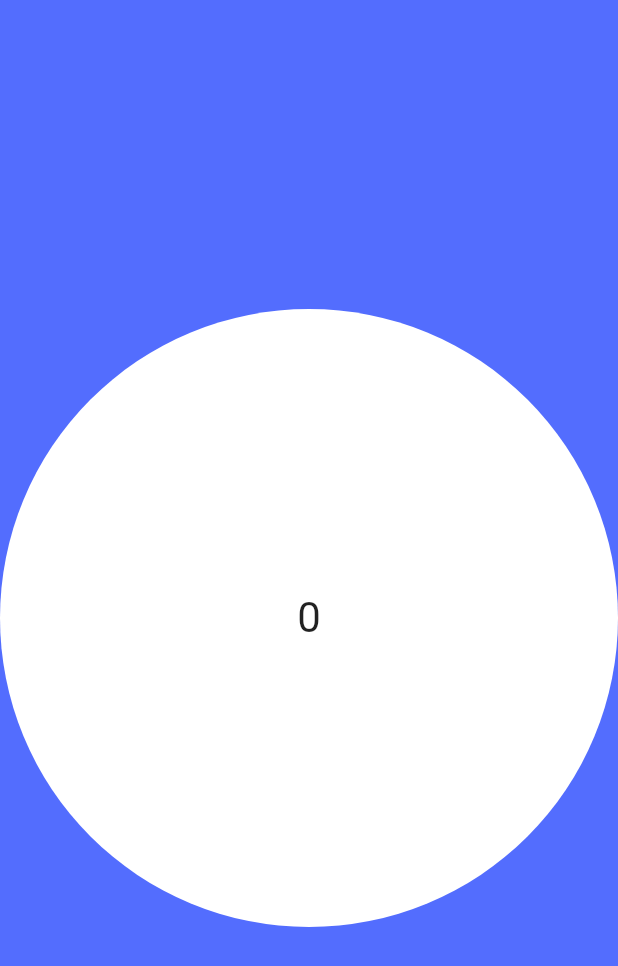
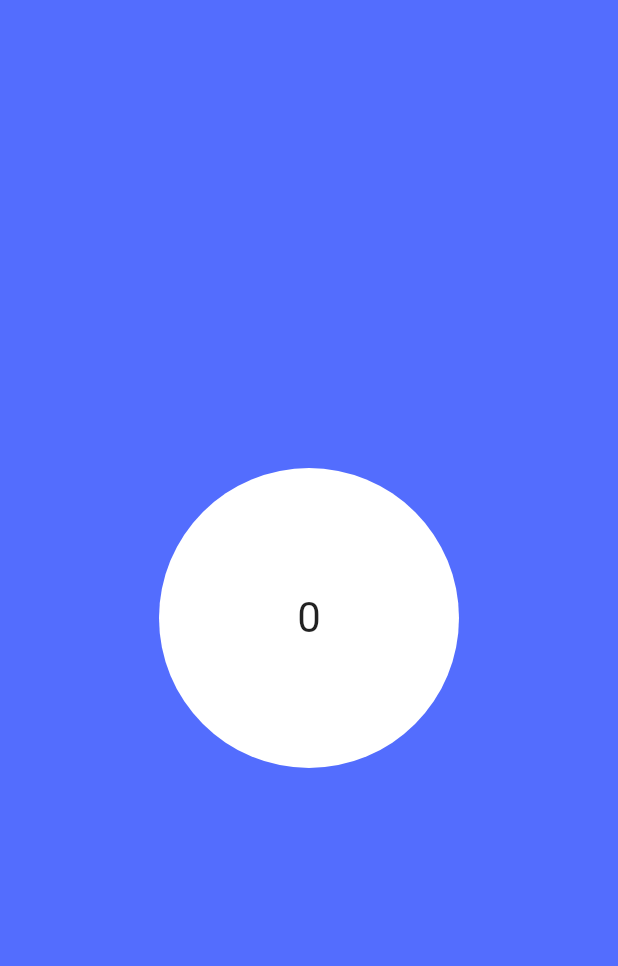
Before and after one commit to maosakana/helloworld, a Flutter app: the screen it shows after launch, after a tap on an icon or button, on a phone screen of 412 x 824 dp. Shown: the top 966 px of the screen. Run offline on Flutter 3.47's test engine with Material 2 defaults, Android fonts, the phone set to English and light mode, and no system bars.

Commit message:
fix Hero() tag

```diff
--- a/lib/detailPage.dart
+++ b/lib/detailPage.dart
@@ -10,8 +10,9 @@ class DetailPage extends StatelessWidget {
     return Scaffold(
       backgroundColor: Colors.indigoAccent,
       body: Container(
+        child: Center(
           child: Hero(
-          tag: Text('$index'),
+            tag: 'detail_$index',
             child: Container(
               child: Center(
                 child: Text(
@@ -19,6 +20,8 @@ class DetailPage extends StatelessWidget {
                   style: TextStyle(fontSize: 28.0),
                 ),
               ),
+              width: 200,
+              height: 200,
               decoration: BoxDecoration(
                 shape: BoxShape.circle,
                 color: Colors.white,
@@ -26,6 +29,7 @@ class DetailPage extends StatelessWidget {
             ),
           ),
         ),
+      ),
     );
   }
 }
--- a/lib/main.dart
+++ b/lib/main.dart
@@ -35,7 +35,7 @@ class ListPage extends StatelessWidget {
                 borderRadius: BorderRadius.circular(20),
               ),
               child: Hero(
-                tag:  Text('$index'),
+                tag:  'detail_$index',
                 child: ListTile(
                   title: Padding(
                     child: Text(
```
Lines whose indentation alone changed are shown as unchanged.
